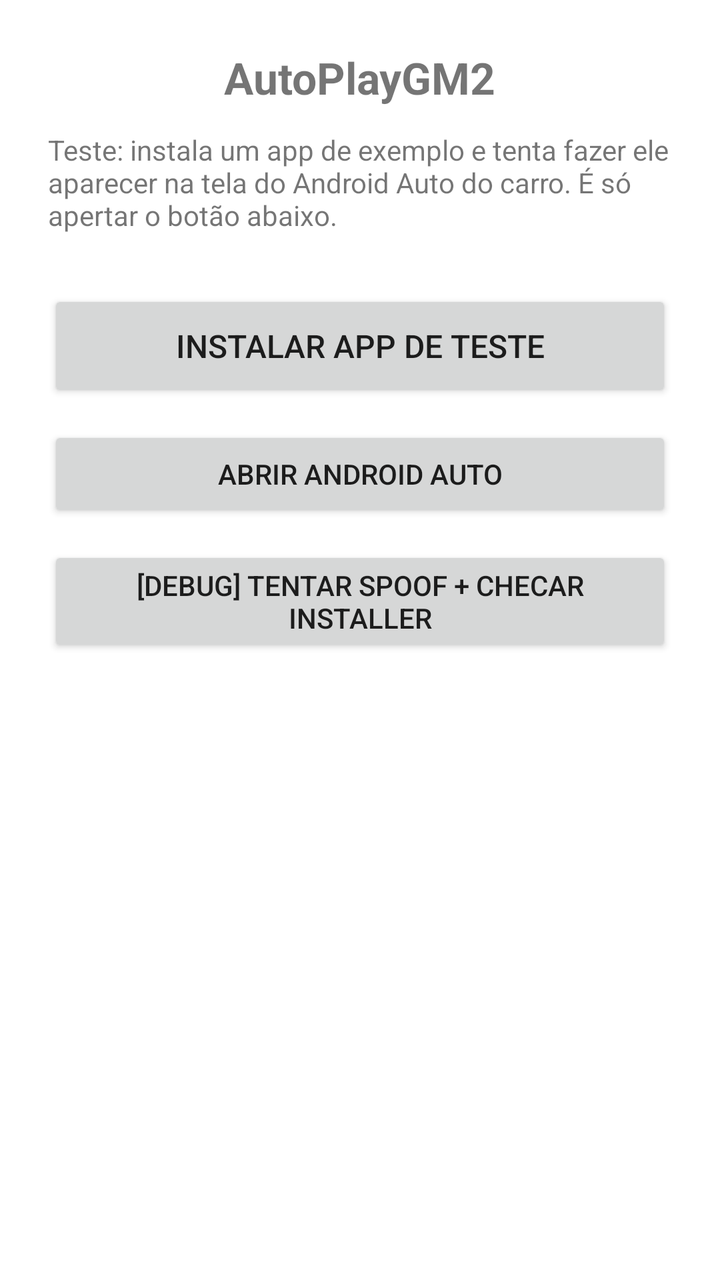
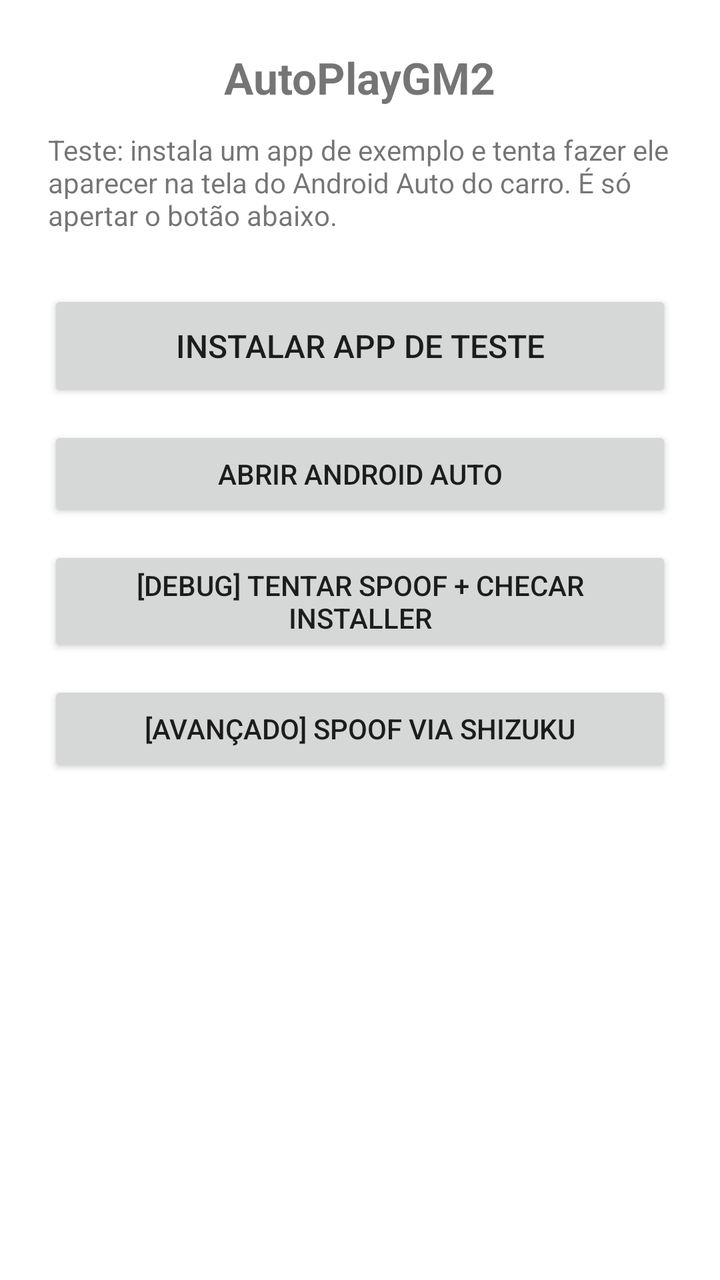

Compare the two renders of this Android layout. The source of the first and the diff that turns it into the second are given below.
<!-- AndroidManifest.xml: application theme Theme.AutoPlayGM2Installer -->
<!-- res/layout/activity_main.xml -->
<?xml version="1.0" encoding="utf-8"?>
<LinearLayout xmlns:android="http://schemas.android.com/apk/res/android"
    android:layout_width="match_parent"
    android:layout_height="match_parent"
    android:orientation="vertical"
    android:padding="24dp"
    android:gravity="center_horizontal">

    <TextView
        android:layout_width="wrap_content"
        android:layout_height="wrap_content"
        android:text="AutoPlayGM2"
        android:textStyle="bold"
        android:textSize="22sp"
        android:layout_marginBottom="12dp" />

    <TextView
        android:layout_width="match_parent"
        android:layout_height="wrap_content"
        android:text="Teste: instala um app de exemplo e tenta fazer ele aparecer na tela do Android Auto do carro. É só apertar o botão abaixo."
        android:textSize="14sp"
        android:layout_marginBottom="28dp" />

    <Button
        android:id="@+id/installButton"
        android:layout_width="match_parent"
        android:layout_height="56dp"
        android:textSize="16sp"
        android:text="Instalar app de teste" />

    <Button
        android:id="@+id/checkInstallerButton"
        android:layout_width="match_parent"
        android:layout_height="wrap_content"
        android:layout_marginTop="12dp"
        android:text="Abrir Android Auto" />

    <Button
        android:id="@+id/debugSpoofButton"
        android:layout_width="match_parent"
        android:layout_height="wrap_content"
        android:layout_marginTop="12dp"
        android:text="[Debug] Tentar spoof + checar installer" />

    <TextView
        android:id="@+id/statusText"
        android:layout_width="match_parent"
        android:layout_height="wrap_content"
        android:layout_marginTop="24dp"
        android:text=""
        android:textSize="14sp" />

</LinearLayout>
<!-- resources referenced by this layout -->
<resources>
  <style name="Theme.AutoPlayGM2Installer" parent="Theme.MaterialComponents.DayNight.NoActionBar" />
</resources>

<!-- the commit's change to res/layout/activity_main.xml (unified diff, before → after) -->
@@ -42,6 +42,13 @@
         android:layout_marginTop="12dp"
         android:text="[Debug] Tentar spoof + checar installer" />
 
+    <Button
+        android:id="@+id/shizukuSpoofButton"
+        android:layout_width="match_parent"
+        android:layout_height="wrap_content"
+        android:layout_marginTop="12dp"
+        android:text="[Avançado] Spoof via Shizuku" />
+
     <TextView
         android:id="@+id/statusText"
         android:layout_width="match_parent"
